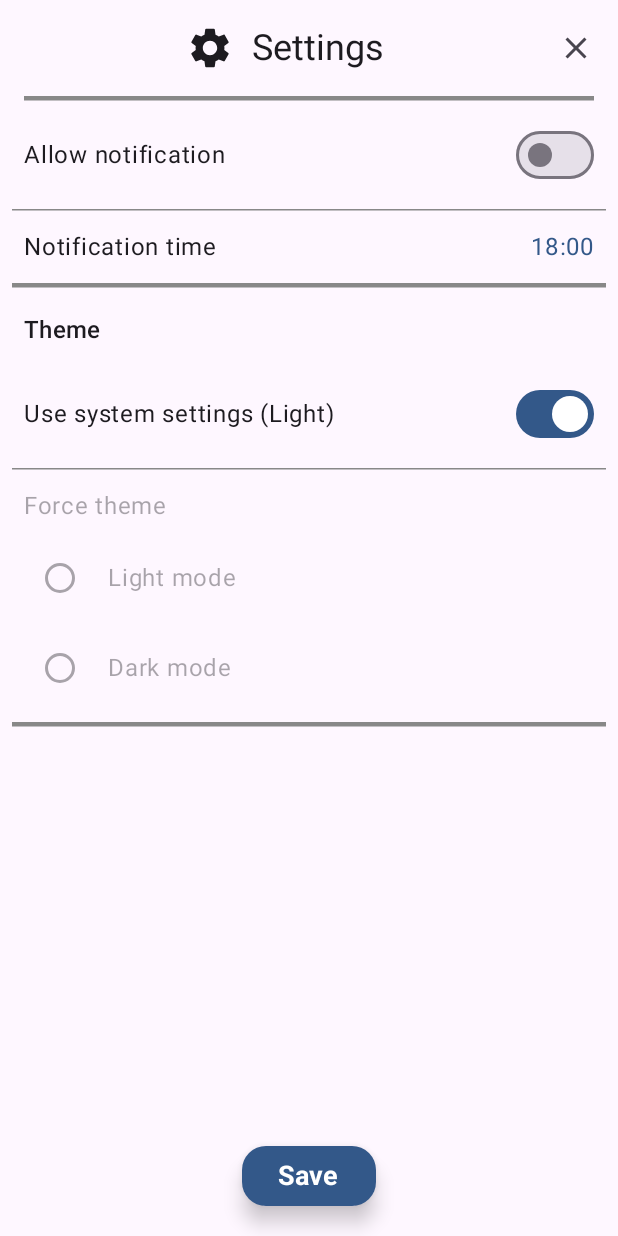
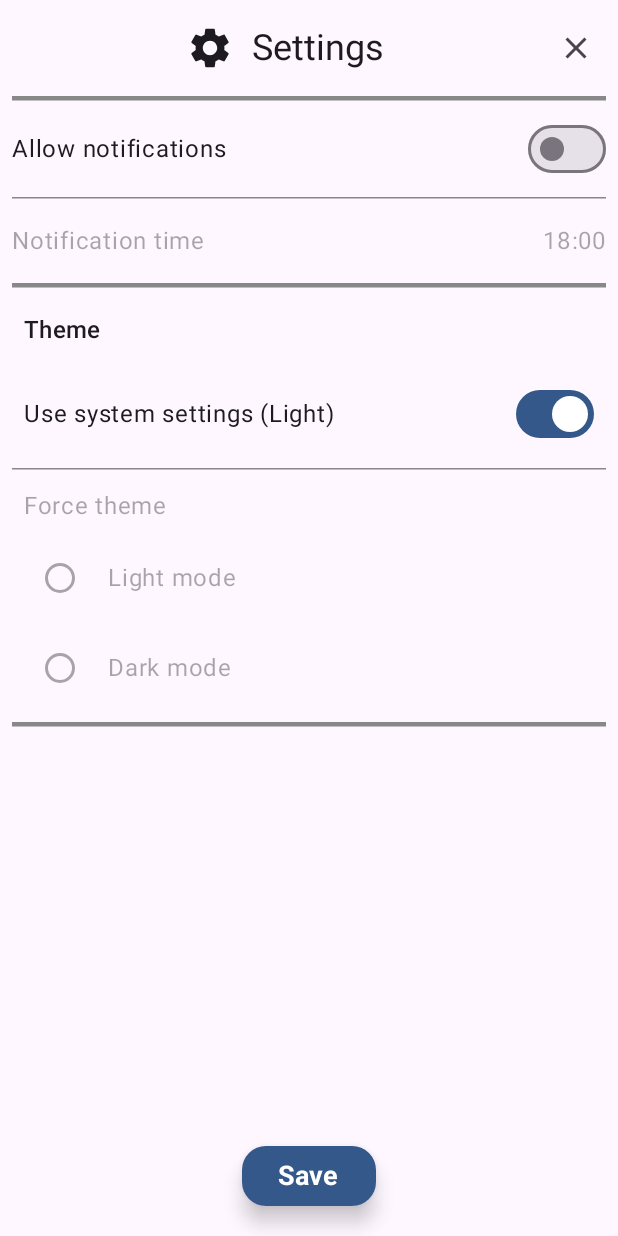
Before and after one commit to mrbachorecz/noalcoholchallange, an Android app built with Jetpack Compose: the SettingsActivity screen opened directly, with no data from a screen before it, on a phone screen of 412 x 824 dp. Run offline under Robolectric (Android 15) with nearby library versions, the phone set to English and light mode, and no system bars.

Commit message:
disable notification time if notifications are not allowed

```diff
--- a/app/src/main/java/com/mrbachorecz/noalcohol/settings/NotificationSettingsSection.kt
+++ b/app/src/main/java/com/mrbachorecz/noalcohol/settings/NotificationSettingsSection.kt
@@ -26,26 +26,21 @@ fun NotificationSettingsSection(
     onAllowNotificationChange: (Boolean) -> Unit,
     notificationTimePickerState: TimePickerState,
     onTimePickerClick: () -> Unit,
-    modifier: Modifier = Modifier,
-    dividerColor: Color = Color.Gray
+    isTimeSettingEnabled: Boolean
 ) {
-    Column(modifier = modifier) {
+    val dividerColor = Color.Gray
+    Column {
         HorizontalDivider(
             color = dividerColor,
             thickness = 3.dp,
-            modifier = Modifier.padding(horizontal = 8.dp)
         )
         Row(
             modifier = Modifier
                 .fillMaxWidth()
-                .padding(horizontal = 8.dp, vertical = 12.dp),
+                .padding(vertical = 8.dp),
             verticalAlignment = Alignment.CenterVertically
         ) {
-            Text(
-                text = "Allow notification",
-                modifier = Modifier.weight(1f),
-                color = MaterialTheme.colorScheme.onBackground
-            )
+            Text("Allow notifications", modifier = Modifier.weight(1f))
             Switch(
                 checked = allowNotification,
                 onCheckedChange = onAllowNotificationChange
@@ -58,23 +53,22 @@ fun NotificationSettingsSection(
         Row(
             modifier = Modifier
                 .fillMaxWidth()
-                .padding(horizontal = 8.dp, vertical = 12.dp)
-                .clickable { onTimePickerClick() },
+                .clickable(enabled = isTimeSettingEnabled) { // Only clickable if enabled
+                    if (isTimeSettingEnabled) {
+                        onTimePickerClick()
+                    }
+                }
+                .padding(vertical = 16.dp),
             verticalAlignment = Alignment.CenterVertically
         ) {
             Text(
                 text = "Notification time",
                 modifier = Modifier.weight(1f),
-                color = MaterialTheme.colorScheme.onBackground
+                color = if (isTimeSettingEnabled) MaterialTheme.colorScheme.onSurface else MaterialTheme.colorScheme.onSurface.copy(alpha = 0.38f)
             )
             Text(
-                text = String.format(
-                    Locale.getDefault(),
-                    "%02d:%02d",
-                    notificationTimePickerState.hour,
-                    notificationTimePickerState.minute
-                ),
-                color = MaterialTheme.colorScheme.primary
+                text = String.format(Locale.getDefault(), "%02d:%02d", notificationTimePickerState.hour, notificationTimePickerState.minute),
+                color = if (isTimeSettingEnabled) MaterialTheme.colorScheme.primary else MaterialTheme.colorScheme.onSurface.copy(alpha = 0.38f)
             )
         }
     }
--- a/app/src/main/java/com/mrbachorecz/noalcohol/settings/SettingsScreen.kt
+++ b/app/src/main/java/com/mrbachorecz/noalcohol/settings/SettingsScreen.kt
@@ -43,7 +43,6 @@ fun SettingsScreen(
         is24Hour = true
     )
 
-    // Update theme when currentThemeSetting changes
     LaunchedEffect(currentThemeSetting.value) {
         ThemeManager.updateTheme(currentThemeSetting.value)
     }
@@ -60,8 +59,8 @@ fun SettingsScreen(
             BottomSubmitButton(text = "Save", onSubmit = {
                 onSave(
                     allowNotification.value,
-                    selectedHour.intValue, // Or use timePickerState.hour directly if always in sync
-                    selectedMinute.intValue, // Or use timePickerState.minute
+                    selectedHour.intValue,
+                    selectedMinute.intValue,
                     currentThemeSetting.value
                 )
                 onClose()
@@ -79,18 +78,22 @@ fun SettingsScreen(
                 allowNotification = allowNotification.value,
                 onAllowNotificationChange = { allowNotification.value = it },
                 notificationTimePickerState = timePickerState,
-                onTimePickerClick = { showTimePicker.value = true }
+                onTimePickerClick = {
+                    if (allowNotification.value) {
+                        showTimePicker.value = true
+                    }
+                },
+                isTimeSettingEnabled = allowNotification.value
             )
 
             ThemeSettingsSection(
                 currentThemeSetting = currentThemeSetting.value,
                 onThemeSettingChange = { newSetting ->
                     currentThemeSetting.value = newSetting
-                    // ThemeManager.updateTheme is now handled by LaunchedEffect
                 }
             )
 
-            if (showTimePicker.value) {
+            if (showTimePicker.value && allowNotification.value) { // Ensure dialog only shows if allowed
                 NotificationTimePickerDialog(
                     timePickerState = timePickerState,
                     onDismiss = { showTimePicker.value = false },
```
